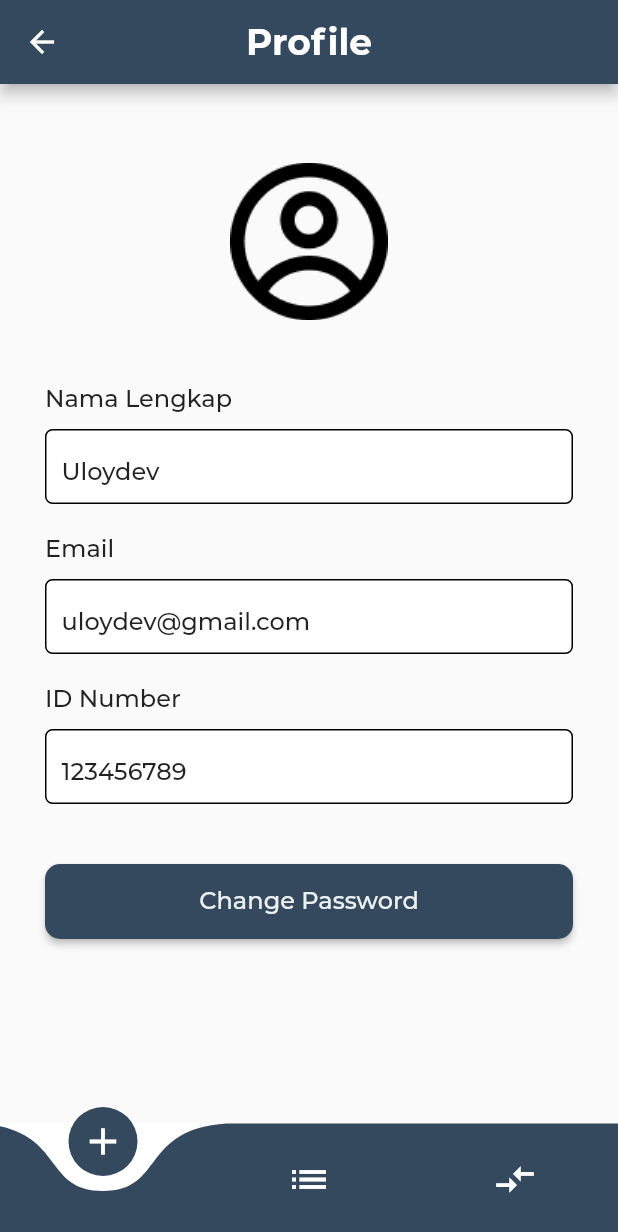
After one commit to uloydev/evoting, a Flutter app: the ProfileScreen screen opened directly, on a phone screen of 412 x 824 dp. The commit adds this screen. Shown: the top 1232 px of the screen. Run offline on Flutter 3.47's test engine with Material 2 defaults, Android fonts, the phone set to English and light mode, and no system bars; drawn by our look-alikes of curved_navigation_bar.

Commit message:
[ADD] profile screen [ADD] change password screen

```diff
--- /dev/null
+++ b/lib/components/primary_button.dart
@@ -0,0 +1,33 @@
+import 'package:evoting/constants/color.dart';
+import 'package:flutter/material.dart';
+
+class PrimaryButton extends StatelessWidget {
+  final Color color;
+  final String text;
+
+  const PrimaryButton({
+    Key? key,
+    this.color = primaryColor,
+    required this.text,
+  }) : super(key: key);
+
+  @override
+  Widget build(BuildContext context) {
+    return MaterialButton(
+      onPressed: () {},
+      shape: RoundedRectangleBorder(
+        borderRadius: BorderRadius.circular(10),
+      ),
+      padding: EdgeInsets.all(15),
+      color: this.color,
+      child: Text(
+        this.text,
+        style: TextStyle(
+          color: lightgreyColor,
+          fontSize: 16,
+          fontWeight: FontWeight.w500,
+        ),
+      ),
+    );
+  }
+}
--- /dev/null
+++ b/lib/components/profile_input.dart
@@ -0,0 +1,46 @@
+import 'package:flutter/material.dart';
+
+class ProfileInput extends StatelessWidget {
+  final bool isObsecure;
+  final bool isReadOnly;
+  final String hint;
+  final String initialValue;
+  final TextInputType keyboardType;
+
+  const ProfileInput({
+    Key? key,
+    this.isReadOnly = false,
+    this.isObsecure = false,
+    this.initialValue = "",
+    this.hint = "",
+    this.keyboardType = TextInputType.text,
+  }) : super(key: key);
+
+  Widget build(BuildContext context) {
+    return Container(
+      decoration: BoxDecoration(
+        borderRadius: BorderRadius.circular(5),
+        border: Border.all(color: Colors.black),
+        color: Colors.white,
+      ),
+      child: TextFormField(
+        textAlignVertical: TextAlignVertical.center,
+        keyboardType: this.keyboardType,
+        autofocus: false,
+        readOnly: this.isReadOnly,
+        obscureText: this.isObsecure,
+        initialValue: this.initialValue,
+        style: TextStyle(fontSize: 16, fontWeight: FontWeight.w500),
+        // initialValue: 'alucard@gmail.com',
+        decoration: InputDecoration(
+          hintText: this.hint,
+          contentPadding: EdgeInsets.fromLTRB(10.0, 10.0, 10.0, 10.0),
+          border: InputBorder.none,
+          errorBorder: InputBorder.none,
+          focusedErrorBorder: InputBorder.none,
+          focusedBorder: InputBorder.none,
+        ),
+      ),
+    );
+  }
+}
--- a/lib/constants/gradient.dart
+++ /dev/null
@@ -1,9 +0,0 @@
-import 'package:evoting/constants/color.dart';
-import 'package:flutter/material.dart';
-
-const primaryGradient = LinearGradient(
-  begin: Alignment.topCenter,
-  end: Alignment.bottomCenter,
-  colors: [secondaryColor, primaryColor],
-  stops: [0.4, 1.0],
-);
--- a/lib/main.dart
+++ b/lib/main.dart
@@ -1,5 +1,7 @@
+import 'package:evoting/screens/change_password_screen.dart';
 import 'package:evoting/screens/home_screen.dart';
 import 'package:evoting/screens/login_screen.dart';
+import 'package:evoting/screens/profile_screen.dart';
 import 'package:evoting/screens/splash_screen.dart';
 import 'package:flutter/material.dart';
 
@@ -26,7 +28,7 @@ class MyApp extends StatelessWidget {
         primarySwatch: Colors.blue,
         fontFamily: "Montserrat",
       ),
-      home: HomeScreen(),
+      home: ChangePasswordScreeen(),
     );
   }
 }
--- /dev/null
+++ b/lib/screens/change_password_screen.dart
@@ -0,0 +1,63 @@
+import 'package:curved_navigation_bar/curved_navigation_bar.dart';
+import 'package:evoting/components/primary_button.dart';
+import 'package:evoting/components/profile_input.dart';
+import 'package:evoting/constants/color.dart';
+import 'package:flutter/material.dart';
+
+class ChangePasswordScreeen extends StatefulWidget {
+  const ChangePasswordScreeen({Key? key}) : super(key: key);
+
+  @override
+  _ChangePasswordScreeenState createState() => _ChangePasswordScreeenState();
+}
+
+class _ChangePasswordScreeenState extends State<ChangePasswordScreeen> {
+  @override
+  Widget build(BuildContext context) {
+    return Scaffold(
+      appBar: AppBar(
+        leading: GestureDetector(
+          child: Icon(Icons.arrow_back),
+          onTap: () => {},
+        ),
+        centerTitle: true,
+        title: Text(
+          'Change Password',
+          style: TextStyle(fontSize: 24, fontWeight: FontWeight.bold),
+        ),
+        backgroundColor: primaryColor,
+      ),
+      body: Container(
+        padding: EdgeInsets.all(30),
+        child: ListView(
+          children: [
+            Center(
+              child: Image.asset(
+                "assets/images/profile_icon.png",
+                width: 150,
+                height: 150,
+              ),
+            ),
+            SizedBox(height: 20),
+            ProfileInput(
+              hint: "Old Password",
+              isObsecure: true,
+            ),
+            SizedBox(height: 20),
+            ProfileInput(
+              hint: "New Password",
+              isObsecure: true,
+            ),
+            SizedBox(height: 20),
+            ProfileInput(
+              hint: "Confirm New Password",
+              isObsecure: true,
+            ),
+            SizedBox(height: 40),
+            PrimaryButton(text: "Save"),
+          ],
+        ),
+      ),
+    );
+  }
+}
--- a/lib/screens/home_screen.dart
+++ b/lib/screens/home_screen.dart
@@ -5,7 +5,6 @@ import 'package:evoting/components/candidate_count_card.dart';
 import 'package:evoting/components/start_voting_button.dart';
 import 'package:evoting/components/voting_card.dart';
 import 'package:evoting/constants/color.dart';
-import 'package:evoting/constants/gradient.dart';
 import 'package:flutter/material.dart';
 
 class HomeScreen extends StatefulWidget {
--- a/lib/screens/login_screen.dart
+++ b/lib/screens/login_screen.dart
@@ -16,6 +16,7 @@ class _LoginScreenState extends State<LoginScreen> {
       backgroundColor: primaryColor,
       body: Center(
         child: Card(
+          elevation: 20,
           shape: RoundedRectangleBorder(
             borderRadius: BorderRadius.circular(15.0),
           ),
--- /dev/null
+++ b/lib/screens/profile_screen.dart
@@ -0,0 +1,111 @@
+import 'package:curved_navigation_bar/curved_navigation_bar.dart';
+import 'package:evoting/components/primary_button.dart';
+import 'package:evoting/components/profile_input.dart';
+import 'package:evoting/constants/color.dart';
+import 'package:flutter/material.dart';
+
+class ProfileScreen extends StatefulWidget {
+  const ProfileScreen({Key? key}) : super(key: key);
+
+  @override
+  _ProfileScreenState createState() => _ProfileScreenState();
+}
+
+class _ProfileScreenState extends State<ProfileScreen> {
+  @override
+  Widget build(BuildContext context) {
+    return Scaffold(
+      bottomNavigationBar: CurvedNavigationBar(
+        backgroundColor: Colors.white,
+        color: primaryColor,
+        items: <Widget>[
+          Icon(
+            Icons.add,
+            size: 30,
+            color: Colors.white,
+          ),
+          Icon(
+            Icons.list,
+            size: 30,
+            color: Colors.white,
+          ),
+          Icon(
+            Icons.compare_arrows,
+            size: 30,
+            color: Colors.white,
+          ),
+        ],
+        onTap: (index) {
+          //Handle button tap
+        },
+      ),
+      appBar: AppBar(
+        leading: GestureDetector(
+          child: Icon(Icons.arrow_back),
+          onTap: () => {},
+        ),
+        centerTitle: true,
+        title: Text(
+          'Profile',
+          style: TextStyle(fontSize: 24, fontWeight: FontWeight.bold),
+        ),
+        backgroundColor: primaryColor,
+      ),
+      body: Container(
+        padding: EdgeInsets.all(30),
+        child: ListView(
+          children: [
+            Center(
+              child: Image.asset(
+                "assets/images/profile_icon.png",
+                width: 150,
+                height: 150,
+              ),
+            ),
+            SizedBox(height: 20),
+            Text(
+              "Nama Lengkap",
+              style: TextStyle(
+                fontSize: 16,
+                fontWeight: FontWeight.w500,
+              ),
+            ),
+            SizedBox(height: 10),
+            ProfileInput(
+              isReadOnly: true,
+              initialValue: "Uloydev",
+            ),
+            SizedBox(height: 20),
+            Text(
+              "Email",
+              style: TextStyle(
+                fontSize: 16,
+                fontWeight: FontWeight.w500,
+              ),
+            ),
+            SizedBox(height: 10),
+            ProfileInput(
+              isReadOnly: true,
+              initialValue: "uloydev@gmail.com",
+            ),
+            SizedBox(height: 20),
+            Text(
+              "ID Number",
+              style: TextStyle(
+                fontSize: 16,
+                fontWeight: FontWeight.w500,
+              ),
+            ),
+            SizedBox(height: 10),
+            ProfileInput(
+              isReadOnly: true,
+              initialValue: "123456789",
+            ),
+            SizedBox(height: 40),
+            PrimaryButton(text: "Change Password"),
+          ],
+        ),
+      ),
+    );
+  }
+}
```
Also changed, not shown: assets/images/profile_icon.png (added).
